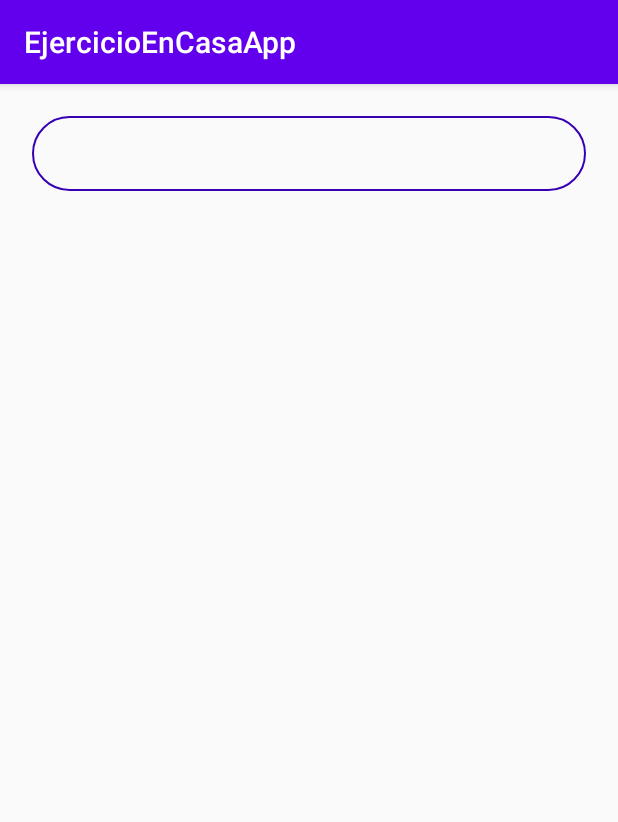
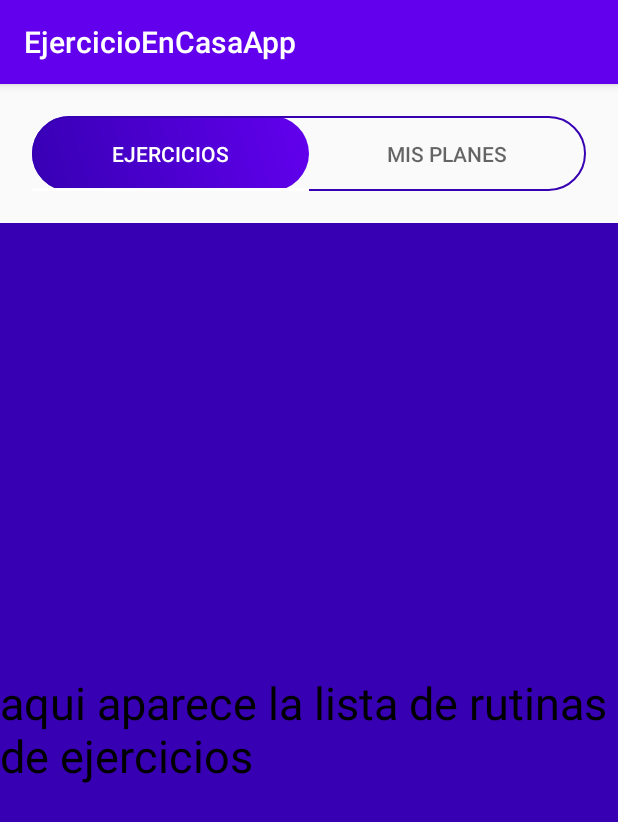
Before and after one commit to henrysala/EjercicioEnCasaApp, an Android app: the screen it shows after launch (MainActivity), on a phone screen of 412 x 824 dp. Shown: the top 822 px of the screen. Run offline under Robolectric (Android 15) with nearby library versions, the phone set to English and light mode, and no system bars.

Commit message:
Creada la activity principal, se muestra un Tab Navigator con dos fragments, las opciones del tab navigator son Ejercicios y Mis Planes, se le da un diseño tipo slider al Tab Navigator

```diff
--- a/app/src/main/java/com/example/ejercicioencasaapp/EjerciciosFragment.java
+++ b/app/src/main/java/com/example/ejercicioencasaapp/EjerciciosFragment.java
@@ -25,7 +25,6 @@ public class EjerciciosFragment extends Fragment {
     public View onCreateView(LayoutInflater inflater, ViewGroup container,
                              Bundle savedInstanceState) {
         // Inflate the layout for this fragment
-        View view = inflater.inflate(R.layout.fragment_ejercicios, container, false);
-        return view;
+        return inflater.inflate(R.layout.fragment_ejercicios, container, false);
     }
 }
--- a/app/src/main/java/com/example/ejercicioencasaapp/MainActivity.java
+++ b/app/src/main/java/com/example/ejercicioencasaapp/MainActivity.java
@@ -1,14 +1,76 @@
 package com.example.ejercicioencasaapp;
 
 import androidx.appcompat.app.AppCompatActivity;
+import androidx.viewpager.widget.ViewPager;
 
 import android.os.Bundle;
+import android.view.View;
+import android.widget.FrameLayout;
+
+import com.google.android.material.tabs.TabLayout;
 
 public class MainActivity extends AppCompatActivity {
+    private TabLayout myTabs;
+    private View myIndicator;
+    private ViewPager myViewPager;
+
+    private int indicatorWidth;
+
 
     @Override
     protected void onCreate(Bundle savedInstanceState) {
         super.onCreate(savedInstanceState);
         setContentView(R.layout.activity_main);
+
+        //Assign view reference (slider)
+        myTabs = findViewById(R.id.tab);
+        myIndicator = findViewById(R.id.indicator);
+        myViewPager = findViewById(R.id.viewPager);
+
+        //Set up the view pager and fragments
+        ViewPagerAdapter adapter = new ViewPagerAdapter(getSupportFragmentManager());
+        adapter.addFragment(EjerciciosFragment.newInstance(), "Ejercicios");
+        adapter.addFragment(MisPlanesFragment.newInstance(), "Mis Planes");
+        myViewPager.setAdapter(adapter);
+        myTabs.setupWithViewPager(myViewPager);
+
+        //Determine indicator width at runtime
+        myTabs.post(new Runnable() {
+            @Override
+            public void run() {
+                indicatorWidth = myTabs.getWidth() /myTabs.getTabCount();
+
+                //Assign new width
+                FrameLayout.LayoutParams indicatorParams = (FrameLayout.LayoutParams) myIndicator.getLayoutParams();
+                indicatorParams.width = indicatorWidth;
+                myIndicator.setLayoutParams(indicatorParams);
+            }
+        });
+
+        myViewPager.addOnPageChangeListener(new ViewPager.OnPageChangeListener() {
+            //To move the indicator as the user scroll, we will need the scroll offset values
+            //positionOffset is a value from [0..1] which represents how far the page has been scrolled
+            //see https://developer.android.com/reference/android/support/v4/view/ViewPager.OnPageChangeListener
+
+            @Override
+            public void onPageScrolled(int position, float positionOffset, int positionOffsetPixels) {
+                FrameLayout.LayoutParams params = (FrameLayout.LayoutParams)myIndicator.getLayoutParams();
+
+                //Multiply positionOffset with indicatorWidth to get translation
+                float translationOffset =  (positionOffset + position) * indicatorWidth ;
+                params.leftMargin = (int) translationOffset;
+                myIndicator.setLayoutParams(params);
+            }
+
+            @Override
+            public void onPageSelected(int position) {
+
+            }
+
+            @Override
+            public void onPageScrollStateChanged(int state) {
+
+            }
+        });
     }
 }
--- a/app/src/main/java/com/example/ejercicioencasaapp/MisPlanesFragment.java
+++ b/app/src/main/java/com/example/ejercicioencasaapp/MisPlanesFragment.java
@@ -28,7 +28,6 @@ public class MisPlanesFragment extends Fragment {
     public View onCreateView(LayoutInflater inflater, ViewGroup container,
                              Bundle savedInstanceState) {
         // Inflate the layout for this fragment
-        View view = inflater.inflate(R.layout.fragment_mis_planes, container, false);
-        return view;
+        return inflater.inflate(R.layout.fragment_mis_planes, container, false);
     }
 }
--- /dev/null
+++ b/app/src/main/java/com/example/ejercicioencasaapp/ViewPagerAdapter.java
@@ -0,0 +1,40 @@
+package com.example.ejercicioencasaapp;
+
+import android.view.View;
+
+import androidx.annotation.NonNull;
+import androidx.fragment.app.Fragment;
+import androidx.fragment.app.FragmentManager;
+import androidx.fragment.app.FragmentPagerAdapter;
+
+import java.util.ArrayList;
+import java.util.List;
+
+public class ViewPagerAdapter extends FragmentPagerAdapter {
+    private final List<Fragment> fragmentList = new ArrayList<>();
+    private final List<String> fragmentTitleList = new ArrayList<>();
+
+    public ViewPagerAdapter(FragmentManager fm) {
+        super(fm);
+    }
+
+    @NonNull
+    @Override
+    public Fragment getItem(int position) {
+        return fragmentList.get(position);
+    }
+
+    @Override
+    public int getCount() {
+        return fragmentList.size();
+    }
+
+    public CharSequence getPageTitle(int position) {
+        return fragmentTitleList.get(position);
+    }
+
+    public void addFragment(Fragment fragment, String title) {
+        fragmentList.add(fragment);
+        fragmentTitleList.add(title);
+    }
+}
--- a/app/src/main/res/layout/activity_main.xml
+++ b/app/src/main/res/layout/activity_main.xml
@@ -12,7 +12,7 @@
 
     <FrameLayout
         android:layout_width="match_parent"
-        android:layout_height="match_parent"
+        android:layout_height="wrap_content"
         android:padding="32px"
         android:clipToPadding="false">
 
@@ -38,6 +38,8 @@
     <androidx.viewpager.widget.ViewPager
         android:id="@+id/viewPager"
         android:layout_width="match_parent"
-        android:layout_height="match_parent"/>
+        android:layout_height="match_parent">
+
+    </androidx.viewpager.widget.ViewPager>
 
 </LinearLayout>
--- a/app/src/main/res/layout/fragment_ejercicios.xml
+++ b/app/src/main/res/layout/fragment_ejercicios.xml
@@ -13,7 +13,7 @@
         android:layout_height="wrap_content"
         android:layout_centerInParent="true"
         android:textSize="30sp"
-        android:textColor="#ffffff"
-        android:text="aqui aparece la lista de rutinas de ejercicios" />
+        android:textColor="#000000"
+        android:text="@string/ejercicios" />
 
 </RelativeLayout>
--- a/app/src/main/res/layout/fragment_mis_planes.xml
+++ b/app/src/main/res/layout/fragment_mis_planes.xml
@@ -9,11 +9,11 @@
 
     <!-- TODO: Update blank fragment layout -->
     <TextView
-        android:layout_width="match_parent"
-        android:layout_height="match_parent"
+        android:layout_width="wrap_content"
+        android:layout_height="wrap_content"
         android:layout_centerInParent="true"
         android:textSize="30sp"
-        android:textColor="#ffffff"
-        android:text="Aqui aparecen los planes que he creado y un boton para crear planes" />
+        android:textColor="#000000"
+        android:text="@string/mis_planes" />
 
 </RelativeLayout>
--- a/app/src/main/res/values/strings.xml
+++ b/app/src/main/res/values/strings.xml
@@ -2,4 +2,6 @@
     <string name="app_name">EjercicioEnCasaApp</string>
     <!-- TODO: Remove or change this placeholder text -->
     <string name="hello_blank_fragment">Hello blank fragment</string>
+    <string name="ejercicios">aqui aparece la lista de rutinas de ejercicios</string>
+    <string name="mis_planes">Aqui aparecen los planes que he creado y un boton para crear planes</string>
 </resources>
```
